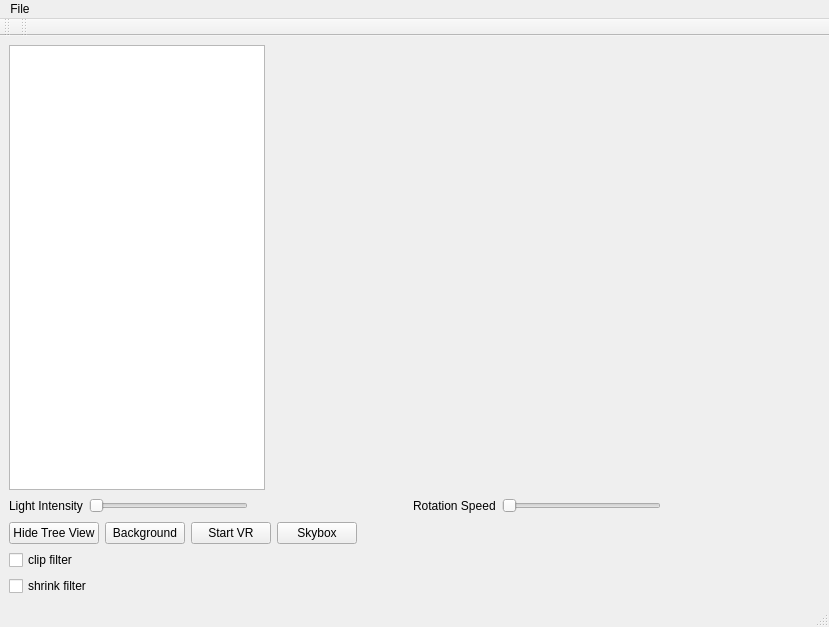
First picture: the form in GUI/mainwindow.ui, repository ninyo999/2024_EEEE2076_GROUP6, before the edit.
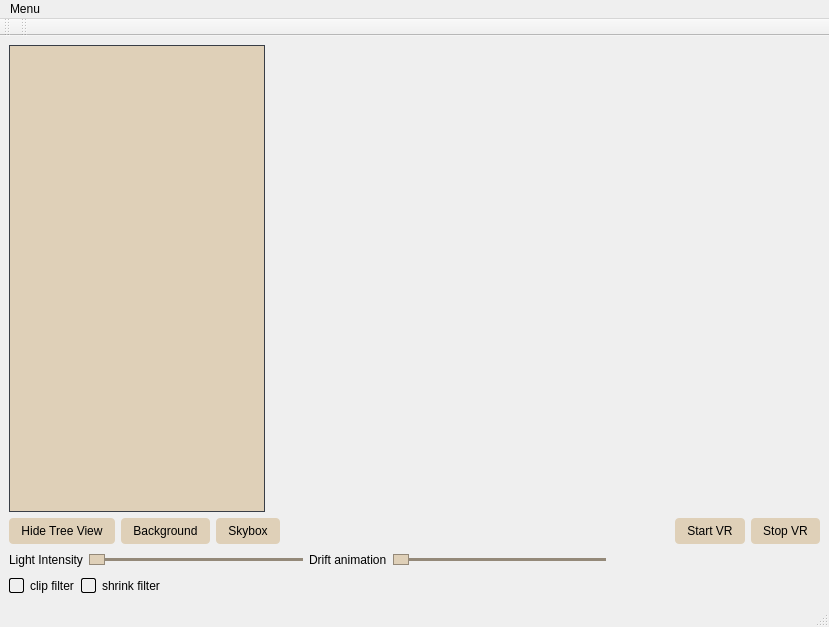
Second picture: the form after the edit. Icons and pictures are not drawn. Custom widgets are drawn as their Qt base class.

Diff of the .ui file:
```diff
--- a/GUI/mainwindow.ui
+++ b/GUI/mainwindow.ui
@@ -13,6 +13,9 @@
   <property name="windowTitle">
    <string>MainWindow</string>
   </property>
+  <property name="styleSheet">
+   <string notr="true"/>
+  </property>
   <widget class="QWidget" name="centralwidget">
    <layout class="QVBoxLayout" name="verticalLayout">
     <item>
@@ -28,6 +31,48 @@
         <property name="contextMenuPolicy">
          <enum>Qt::ContextMenuPolicy::ActionsContextMenu</enum>
         </property>
+        <property name="styleSheet">
+         <string notr="true">/* ─── QTreeView ─────────────────────────────────────────────────────────── */
+QTreeView {
+    background-color: #DFD0B8;          /* overall background */
+    color:#222831 ;                     /* text color */
+    border: 1px solid #393E46;          /* outer border */
+    show-decoration-selected: 1;        /* highlight full row */
+    alternate-background-color: #393E46;/* zebra stripe */
+}
+
+/* individual rows */
+QTreeView::item {
+    padding: 4px 8px;
+}
+
+/* hover feedback */
+QTreeView::item:hover {
+    background-color: #6f7379;
+    color: #DFD0B8;
+}
+
+/* selected row */
+QTreeView::item:selected {
+    background-color: #948979;          /* accent */
+    color: #222831;                     /* dark text for contrast */
+}
+
+/* ─── HEADER (if you’re showing columns) ───────────────────────────────── */
+QHeaderView::section {
+    background-color: #393E46;
+    color: #DFD0B8;
+    padding: 4px;
+    border: 1px solid #393E46;
+}
+
+/* pressed/sort indicator state */
+QHeaderView::section:pressed {
+    background-color: #948979;
+}
+
+</string>
+        </property>
        </widget>
       </item>
       <item>
@@ -45,6 +90,135 @@
     <item>
      <layout class="QHBoxLayout" name="horizontalLayout_3">
       <item>
+       <widget class="QPushButton" name="toggleTreeViewButton">
+        <property name="styleSheet">
+         <string notr="true">QPushButton {
+  background-color:#DFD0B8;
+  color: black;
+  border: none;
+  border-radius: 4px;
+  padding: 6px 12px;
+}
+QPushButton:hover {
+  background-color: #393E46;
+}
+</string>
+        </property>
+        <property name="text">
+         <string>Hide Tree View</string>
+        </property>
+       </widget>
+      </item>
+      <item>
+       <widget class="QPushButton" name="backgroundButton">
+        <property name="styleSheet">
+         <string notr="true">QPushButton {
+  background-color:#DFD0B8;
+  color: black;
+  border: none;
+  border-radius: 4px;
+  padding: 6px 12px;
+}
+QPushButton:hover {
+  background-color: #393E46;
+}
+</string>
+        </property>
+        <property name="text">
+         <string>Background</string>
+        </property>
+       </widget>
+      </item>
+      <item>
+       <widget class="QPushButton" name="SkyboxButton">
+        <property name="styleSheet">
+         <string notr="true">QPushButton {
+  background-color:#DFD0B8;
+  color: black;
+  border: none;
+  border-radius: 4px;
+  padding: 6px 12px;
+}
+QPushButton:hover {
+  background-color: #393E46;
+}
+</string>
+        </property>
+        <property name="text">
+         <string>Skybox</string>
+        </property>
+       </widget>
+      </item>
+      <item>
+       <spacer name="horizontalSpacer_2">
+        <property name="orientation">
+         <enum>Qt::Orientation::Horizontal</enum>
+        </property>
+        <property name="sizeHint" stdset="0">
+         <size>
+          <width>40</width>
+          <height>20</height>
+         </size>
+        </property>
+       </spacer>
+      </item>
+      <item>
+       <widget class="QPushButton" name="startVRButton">
+        <property name="styleSheet">
+         <string notr="true">QPushButton {
+  background-color:#DFD0B8;
+  color: black;
+  border: none;
+  border-radius: 4px;
+  padding: 6px 12px;
+}
+QPushButton:hover {
+  background-color: #393E46;
+}
+</string>
+        </property>
+        <property name="text">
+         <string>Start VR</string>
+        </property>
+        <property name="checkable">
+         <bool>true</bool>
+        </property>
+        <property name="checked">
+         <bool>false</bool>
+        </property>
+       </widget>
+      </item>
+      <item>
+       <widget class="QPushButton" name="stopVRButton">
+        <property name="styleSheet">
+         <string notr="true">QPushButton {
+  background-color:#DFD0B8;
+  color: black;
+  border: none;
+  border-radius: 4px;
+  padding: 6px 12px;
+}
+QPushButton:hover {
+  background-color: #393E46;
+}
+</string>
+        </property>
+        <property name="text">
+         <string>Stop VR</string>
+        </property>
+        <property name="checkable">
+         <bool>true</bool>
+        </property>
+        <property name="checked">
+         <bool>false</bool>
+        </property>
+       </widget>
+      </item>
+     </layout>
+    </item>
+    <item>
+     <layout class="QHBoxLayout" name="horizontalLayout_2">
+      <item>
        <widget class="QLabel" name="label">
         <property name="text">
          <string>Light Intensity</string>
@@ -53,6 +227,46 @@
       </item>
       <item>
        <widget class="QSlider" name="horizontalSlider">
+        <property name="styleSheet">
+         <string notr="true">/* Horizontal Slider Groove (track) */
+QSlider::groove:horizontal {
+    background: #948979;       /* track background */
+    height: 3px;               /* track thickness */
+    border-radius: 3px;
+}
+
+/* Filled (sub-page) portion to the left of the handle */
+QSlider::sub-page:horizontal {
+    background: #393E46;       /* accent color */
+    border-radius: 3px;
+}
+
+/* Unfilled (add-page) portion to the right of the handle */
+QSlider::add-page:horizontal {
+    background: #948979;
+    border-radius: 3px;
+}
+
+/* The Handle (thumb) */
+QSlider::handle:horizontal {
+    background: #DFD0B8;       /* lightest for contrast */
+    border: 1px solid #948979; /* subtle border */
+    width: 14px;
+    height: 14px;
+    margin: -4px 0;            /* center it on the groove */
+ 
+}
+
+/* Handle hover/pressed states */
+QSlider::handle:horizontal:hover {
+    background: #DFD0B8;
+    border: 1px solid #DFD0B8;
+}
+QSlider::handle:horizontal:pressed {
+    background: #DFD0B8;
+    border: 2px solid #948979;
+}</string>
+        </property>
         <property name="maximum">
          <number>100</number>
         </property>
@@ -61,28 +275,56 @@
         </property>
        </widget>
       </item>
-      <item>
-       <spacer name="horizontalSpacer_2">
-        <property name="orientation">
-         <enum>Qt::Orientation::Horizontal</enum>
-        </property>
-        <property name="sizeHint" stdset="0">
-         <size>
-          <width>40</width>
-          <height>20</height>
-         </size>
-        </property>
-       </spacer>
-      </item>
       <item>
        <widget class="QLabel" name="label_2">
         <property name="text">
-         <string>Rotation Speed</string>
+         <string>Drift animation</string>
         </property>
        </widget>
       </item>
       <item>
        <widget class="QSlider" name="horizontalSlider_2">
+        <property name="styleSheet">
+         <string notr="true">/* Horizontal Slider Groove (track) */
+QSlider::groove:horizontal {
+    background: #948979;       /* track background */
+    height: 3px;               /* track thickness */
+    border-radius: 3px;
+}
+
+/* Filled (sub-page) portion to the left of the handle */
+QSlider::sub-page:horizontal {
+    background: #393E46;       /* accent color */
+    border-radius: 3px;
+}
+
+/* Unfilled (add-page) portion to the right of the handle */
+QSlider::add-page:horizontal {
+    background: #948979;
+    border-radius: 3px;
+}
+
+/* The Handle (thumb) */
+QSlider::handle:horizontal {
+    background: #DFD0B8;       /* lightest for contrast */
+    border: 1px solid #948979; /* subtle border */
+    width: 14px;
+    height: 14px;
+    margin: -4px 0;            /* center it on the groove */
+ 
+}
+
+/* Handle hover/pressed states */
+QSlider::handle:horizontal:hover {
+    background: #DFD0B8;
+    border: 1px solid #DFD0B8;
+}
+QSlider::handle:horizontal:pressed {
+    background: #DFD0B8;
+    border: 2px solid #948979;
+}
+</string>
+        </property>
         <property name="maximum">
          <number>50</number>
         </property>
@@ -92,57 +334,6 @@
        </widget>
       </item>
       <item>
-       <spacer name="horizontalSpacer_3">
-        <property name="orientation">
-         <enum>Qt::Orientation::Horizontal</enum>
-        </property>
-        <property name="sizeHint" stdset="0">
-         <size>
-          <width>40</width>
-          <height>20</height>
-         </size>
-        </property>
-       </spacer>
-      </item>
-     </layout>
-    </item>
-    <item>
-     <layout class="QHBoxLayout" name="horizontalLayout_2">
-      <item>
-       <widget class="QPushButton" name="toggleTreeViewButton">
-        <property name="text">
-         <string>Hide Tree View</string>
-        </property>
-       </widget>
-      </item>
-      <item>
-       <widget class="QPushButton" name="backgroundButton">
-        <property name="text">
-         <string>Background</string>
-        </property>
-       </widget>
-      </item>
-      <item>
-       <widget class="QPushButton" name="startVRButton">
-        <property name="text">
-         <string>Start VR</string>
-        </property>
-        <property name="checkable">
-         <bool>true</bool>
-        </property>
-        <property name="checked">
-         <bool>false</bool>
-        </property>
-       </widget>
-      </item>
-      <item>
-       <widget class="QPushButton" name="SkyboxButton">
-        <property name="text">
-         <string>Skybox</string>
-        </property>
-       </widget>
-      </item>
-      <item>
        <spacer name="horizontalSpacer">
         <property name="orientation">
          <enum>Qt::Orientation::Horizontal</enum>
@@ -158,18 +349,127 @@
      </layout>
     </item>
     <item>
-     <widget class="QCheckBox" name="clipFilterCheckBox">
-      <property name="text">
-       <string>clip filter</string>
-      </property>
-     </widget>
-    </item>
-    <item>
-     <widget class="QCheckBox" name="shrinkFilterCheckBox">
-      <property name="text">
-       <string>shrink filter</string>
-      </property>
-     </widget>
+     <layout class="QHBoxLayout" name="horizontalLayout_4">
+      <item>
+       <widget class="QCheckBox" name="clipFilterCheckBox">
+        <property name="styleSheet">
+         <string notr="true">/* -- Checkbox Label -- */
+QCheckBox {
+    spacing: 6px;                  /* gap between box &amp; text */
+    color: black;                /* label color */
+    ￼font: 13px;                   /* optional: adjust text size */
+}
+
+/* -- Indicator (the square “box”) -- */
+QCheckBox::indicator {
+    width: 13px;
+    height: 13px;
+    border: 1px solid black;     /* mid-tone border */
+    border-radius: 2px;
+    
+}
+
+/* Hover over the box */
+QCheckBox::indicator:hover {
+    border: 1px solid #DFD0B8;     /* lighten border on hover */
+}
+
+/* Checked state */
+QCheckBox::indicator:checked {
+    background: #948979;           /* accent fill */
+    border: 1px solid #948979;     
+}
+
+/* Checked + hover */
+QCheckBox::indicator:checked:hover {
+    background: #DFD0B8;           /* even lighter on hover */
+    border: 1px solid #DFD0B8;
+}
+
+/* Disabled state */
+QCheckBox::indicator:disabled {
+    background: #222831;
+    border: 1px solid #393E46;
+}
+QCheckBox::indicator:checked:disabled {
+    background: #393E46;
+    border: 1px solid #393E46;
+    opacity: 0.6;
+}
+</string>
+        </property>
+        <property name="text">
+         <string>clip filter</string>
+        </property>
+       </widget>
+      </item>
+      <item>
+       <widget class="QCheckBox" name="shrinkFilterCheckBox">
+        <property name="styleSheet">
+         <string notr="true">/* -- Checkbox Label -- */
+QCheckBox {
+    spacing: 6px;                  /* gap between box &amp; text */
+    color: black;                /* label color */
+    ￼font: 13px;                   /* optional: adjust text size */
+}
+
+/* -- Indicator (the square “box”) -- */
+QCheckBox::indicator {
+    width: 13px;
+    height: 13px;
+    border: 1px solid black;     /* mid-tone border */
+    border-radius: 2px;
+    
+}
+
+/* Hover over the box */
+QCheckBox::indicator:hover {
+    border: 1px solid #DFD0B8;     /* lighten border on hover */
+}
+
+/* Checked state */
+QCheckBox::indicator:checked {
+    background: #948979;           /* accent fill */
+    border: 1px solid #948979;     
+}
+
+/* Checked + hover */
+QCheckBox::indicator:checked:hover {
+    background: #DFD0B8;           /* even lighter on hover */
+    border: 1px solid #DFD0B8;
+}
+
+/* Disabled state */
+QCheckBox::indicator:disabled {
+    background: #222831;
+    border: 1px solid #393E46;
+}
+QCheckBox::indicator:checked:disabled {
+    background: #393E46;
+    border: 1px solid #393E46;
+    opacity: 0.6;
+}
+</string>
+        </property>
+        <property name="text">
+         <string>shrink filter</string>
+        </property>
+       </widget>
+      </item>
+      <item>
+       <spacer name="horizontalSpacer_4">
+        <property name="orientation">
+         <enum>Qt::Orientation::Horizontal</enum>
+        </property>
+        <property name="sizeHint" stdset="0">
+         <size>
+          <width>40</width>
+          <height>20</height>
+         </size>
+        </property>
+       </spacer>
+      </item>
+     </layout>
     </item>
    </layout>
   </widget>
@@ -179,12 +479,12 @@
      <x>0</x>
      <y>0</y>
      <width>829</width>
-     <height>26</height>
+     <height>22</height>
     </rect>
    </property>
    <widget class="QMenu" name="menuFile">
     <property name="title">
-     <string>File</string>
+     <string>Menu</string>
     </property>
     <addaction name="actionOpen_File"/>
    </widget>
```
Left out of the diff: 2 changed lines with no effect on the pictures.
